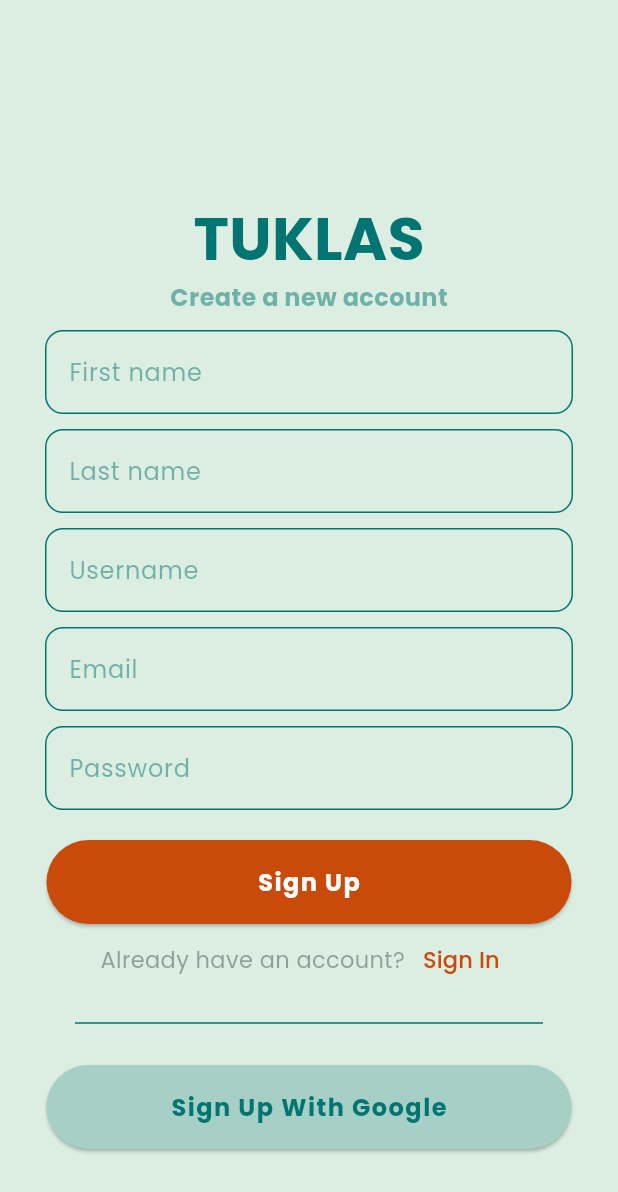
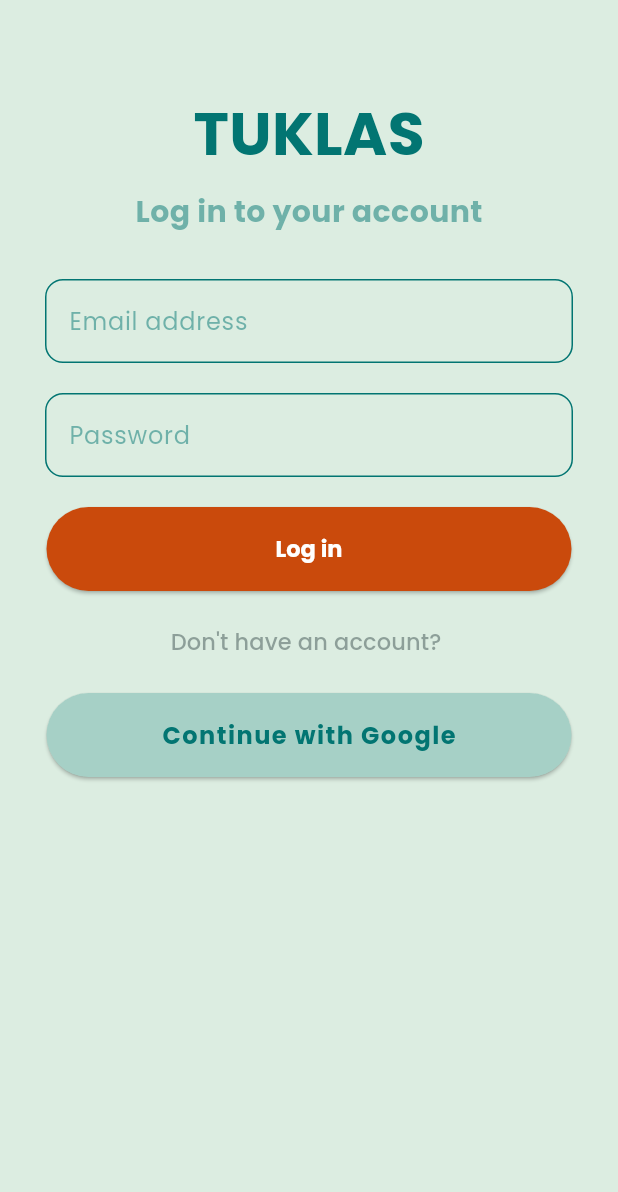
Before and after one commit to CMSC23-UV-4L-AY2024-2025-2ndSem/project-tuklas, a Flutter app: the screen it shows after launch, after a tap on "Sign In", on a phone screen of 412 x 824 dp. Shown: the top 1192 px of the screen. Run offline on Flutter 3.47's test engine with Material 3 defaults, Android fonts, the light colour scheme and no system bars; our stand-ins replace cloud_firestore, firebase_auth, firebase_core, google_fonts; accounts and stored records are empty; generated files the repository leaves out were written again.

Commit message:
added sign in page

```diff
--- /dev/null
+++ b/lib/screens/signin_page.dart
@@ -0,0 +1,193 @@
+import 'package:flutter/material.dart';
+import 'package:google_fonts/google_fonts.dart';
+
+class SignInPage extends StatefulWidget {
+  const SignInPage({super.key});
+
+  @override
+  State<SignInPage> createState() => _SignInPageState();
+}
+
+class _SignInPageState extends State<SignInPage> {
+  final _formKey = GlobalKey<FormState>();
+  String? email;
+  String? password;
+  String? errorMessage;
+
+  @override
+  Widget build(BuildContext context) {
+    return Scaffold(
+      backgroundColor: const Color(0xFFDCEDE1),
+      body: SingleChildScrollView(
+        child: Container(
+          margin: const EdgeInsets.all(30),
+          child: Form(
+            key: _formKey,
+            child: Column(
+              mainAxisAlignment: MainAxisAlignment.center,
+              children: [
+                title,
+                if (errorMessage != null)
+                  Text(
+                    errorMessage!,
+                    style: const TextStyle(color: Colors.red),
+                  ),
+                emailField,
+                passwordField,
+                submitButton,
+                SizedBox(height: 10),
+                signUpButton,
+                SizedBox(height: 10),
+                continueWGoogle,
+              ],
+            ),
+          ),
+        ),
+      ),
+    );
+  }
+
+  Widget get title => Padding(
+    padding: EdgeInsets.all(30),
+    child: Column(
+      children: [
+        Text(
+          "TUKLAS",
+          style: GoogleFonts.poppins(
+            fontWeight: FontWeight.bold,
+            fontSize: 40,
+            color: Color(0xFF027572),
+          ),
+        ),
+        const SizedBox(height: 10),
+        Text(
+          "Log in to your account",
+          style: GoogleFonts.poppins(
+            fontWeight: FontWeight.bold,
+            fontSize: 20,
+            color: Color(0x80027572),
+          ),
+        ),
+      ],
+    ),
+  );
+
+  Widget get emailField => Padding(
+    padding: const EdgeInsets.only(bottom: 20),
+    child: TextFormField(
+      decoration: InputDecoration(
+        enabledBorder: OutlineInputBorder(
+          borderSide: BorderSide(color: Color(0xFF027572)),
+          borderRadius: BorderRadius.circular(12),
+        ),
+        focusedBorder: OutlineInputBorder(
+          borderSide: BorderSide(color: Color(0xFF027572), width: 2),
+          borderRadius: BorderRadius.circular(12),
+        ),
+        label: const Text("Email address"),
+        labelStyle: GoogleFonts.poppins(fontSize: 16, color: Color(0x80027572)),
+        hintText: "Enter your email",
+        hintStyle: GoogleFonts.poppins(
+          fontSize: 16,
+          color: Color.fromARGB(128, 62, 82, 81),
+        ),
+      ),
+      onSaved: (value) => setState(() => email = value),
+      validator: (value) {
+        if (value == null || value.isEmpty || !value.contains('@')) {
+          return "Please enter a valid email";
+        }
+        return null;
+      },
+    ),
+  );
+
+  Widget get passwordField => Padding(
+    padding: const EdgeInsets.only(bottom: 20),
+    child: TextFormField(
+      decoration: InputDecoration(
+        enabledBorder: OutlineInputBorder(
+          borderSide: BorderSide(color: Color(0xFF027572)),
+          borderRadius: BorderRadius.circular(12),
+        ),
+        focusedBorder: OutlineInputBorder(
+          borderSide: BorderSide(color: Color(0xFF027572), width: 2),
+          borderRadius: BorderRadius.circular(12),
+        ),
+        label: const Text("Password"),
+        labelStyle: GoogleFonts.poppins(fontSize: 16, color: Color(0x80027572)),
+        hintText: "Enter your password",
+        hintStyle: GoogleFonts.poppins(
+          fontSize: 16,
+          color: Color.fromARGB(128, 62, 82, 81),
+        ),
+      ),
+      obscureText: true,
+      onSaved: (value) => setState(() => password = value),
+      validator: (value) {
+        if (value == null || value.isEmpty) {
+          return "Password can't be empty";
+        }
+        return null;
+      },
+    ),
+  );
+
+  Widget get submitButton => ElevatedButton(
+    style: ElevatedButton.styleFrom(
+      minimumSize: Size(350, 56),
+      backgroundColor: Color(0xFFCA4A0C),
+      foregroundColor: Colors.white,
+      textStyle: GoogleFonts.poppins(fontWeight: FontWeight.bold, fontSize: 16),
+    ),
+    onPressed: () async {
+      if (_formKey.currentState!.validate()) {
+        _formKey.currentState!.save();
+
+        //final provider = Provider.of<UserAuthProvider>(context, listen: false);
+        //final error = await provider.signIn(email: email!, password: password!);
+
+        // if (error != null) {
+        //   setState(() => errorMessage = error);
+        // } else if (mounted) {
+        //   // Navigate to home screen
+        //   Navigator.pushReplacementNamed(context, "/");
+        // }
+      }
+    },
+    child: Text(
+      "Log in",
+      style: GoogleFonts.poppins(
+        fontSize: 15,
+        color: Colors.white,
+        fontWeight: FontWeight.bold,
+      ),
+    ),
+  );
+
+  Widget get signUpButton => TextButton(
+    onPressed: () {
+      //Navigator.pushNamed(context, '/signup');
+    },
+    child: Text(
+      "Don't have an account? ",
+      style: GoogleFonts.poppins(
+        fontSize: 15,
+        color: Color.fromARGB(128, 62, 82, 81),
+      ),
+    ),
+  );
+
+  Widget get continueWGoogle => ElevatedButton(
+    style: ElevatedButton.styleFrom(
+      minimumSize: Size(350, 56),
+      backgroundColor: Color(0xFFA6D0C6),
+      textStyle: GoogleFonts.poppins(fontWeight: FontWeight.bold, fontSize: 16),
+    ),
+    onPressed: () {},
+    child: Text(
+      "Continue with Google",
+      style: TextStyle(letterSpacing: 1, color: Color(0xFF027572)),
+    ),
+  );
+}
--- a/lib/screens/signup_page.dart
+++ b/lib/screens/signup_page.dart
@@ -1,4 +1,5 @@
 import 'package:flutter/material.dart';
+import 'package:project_TUKLAS/screens/signin_page.dart';
 import 'package:provider/provider.dart';
 import 'package:google_fonts/google_fonts.dart';
 import '../providers/auth_provider.dart';
@@ -16,7 +17,15 @@ class _SignUpState extends State<SignUpPage> {
   final _formKey = GlobalKey<FormState>();
   bool showEmailSignUpErrorMessage = false;
   bool showUserSignUpErrorMessage = false;
-  List<String> special = ['!', '.', '@', '#', '&', '\$', '_'];    // allowed special characters ?
+  List<String> special = [
+    '!',
+    '.',
+    '@',
+    '#',
+    '&',
+    '\$',
+    '_',
+  ]; // allowed special characters ?
   FormValues formValues = FormValues();
 
   @override
@@ -32,8 +41,9 @@ class _SignUpState extends State<SignUpPage> {
               mainAxisAlignment: MainAxisAlignment.spaceAround,
               children: [
                 SizedBox(height: 100),
-                  heading,           // app title
-                  Container(         // input field container
+                heading, // app title
+                Container(
+                  // input field container
                   padding: const EdgeInsets.only(bottom: 10),
                   child: Column(
                     children: [
@@ -43,13 +53,18 @@ class _SignUpState extends State<SignUpPage> {
                       nameField('Email', 'email'),
                       nameField('Password', 'password'),
                     ],
-                    )
+                  ),
                 ),
                 // error messages - not always displayed
-                  showEmailSignUpErrorMessage ? signUpErrorMessage('Email') : Container(),
-                  showUserSignUpErrorMessage ? signUpErrorMessage('Username') : Container(),
+                showEmailSignUpErrorMessage
+                    ? signUpErrorMessage('Email')
+                    : Container(),
+                showUserSignUpErrorMessage
+                    ? signUpErrorMessage('Username')
+                    : Container(),
 
-                  Container(         // button container
+                Container(
+                  // button container
                   padding: const EdgeInsets.only(bottom: 100),
                   child: Column(
                     mainAxisAlignment: MainAxisAlignment.center,
@@ -63,13 +78,14 @@ class _SignUpState extends State<SignUpPage> {
                         endIndent: 20,
                       ),
                       SizedBox(height: 20),
-                        signUpWithGoogle
+                      signUpWithGoogle,
                     ],
-                    )
+                  ),
                 ),
               ],
             ),
-            )),
+          ),
+        ),
       ),
     );
   }
@@ -84,7 +100,7 @@ class _SignUpState extends State<SignUpPage> {
           style: GoogleFonts.poppins(
             fontWeight: FontWeight.bold,
             fontSize: 40,
-            color: Color(0xFF027572)
+            color: Color(0xFF027572),
           ),
         ),
         Text(
@@ -92,11 +108,11 @@ class _SignUpState extends State<SignUpPage> {
           style: GoogleFonts.poppins(
             fontWeight: FontWeight.bold,
             fontSize: 16,
-            color: Color(0x80027572)
+            color: Color(0x80027572),
           ),
         ),
-      ]
-    )
+      ],
+    ),
   );
 
   Widget nameField(label, val) => Padding(
@@ -105,25 +121,25 @@ class _SignUpState extends State<SignUpPage> {
       decoration: InputDecoration(
         enabledBorder: OutlineInputBorder(
           borderSide: BorderSide(color: Color(0xFF027572)),
-            borderRadius: BorderRadius.circular(12)),
+          borderRadius: BorderRadius.circular(12),
+        ),
         focusedBorder: OutlineInputBorder(
           borderSide: BorderSide(color: Color(0xFF027572), width: 2),
-            borderRadius: BorderRadius.circular(12)),
+          borderRadius: BorderRadius.circular(12),
+        ),
         label: Text(label),
-          labelStyle: GoogleFonts.poppins(
+        labelStyle: GoogleFonts.poppins(fontSize: 16, color: Color(0x80027572)),
+        hintText: "Enter your ${label.toLowerCase()}",
+        hintStyle: GoogleFonts.poppins(
           fontSize: 16,
-                        color: Color(0x80027572)
-                      ),
-          hintText: "Enter your ${label.toLowerCase()}",
-          hintStyle:  GoogleFonts.poppins(
-                        fontSize: 16,
-                        color: Color.fromARGB(128, 62, 82, 81)
+          color: Color.fromARGB(128, 62, 82, 81),
         ),
       ),
       obscureText: (val == 'password') ? true : false,
-      onSaved: (value) => setState(() => formValues.textfieldValues[val] = value),
+      onSaved:
+          (value) => setState(() => formValues.textfieldValues[val] = value),
       validator: (value) {
-        int upCheck = 0;          // checkers for each password requirement
+        int upCheck = 0; // checkers for each password requirement
         int lowCheck = 0;
         int numCheck = 0;
         int sCheck = 0;
@@ -131,43 +147,59 @@ class _SignUpState extends State<SignUpPage> {
           return "Please enter your ${label.toLowerCase()}";
         }
         // additional checks if input is a username
-        if (val == 'uName'){
-          for (int i = 0; i < value.length; i++){
-            if ((int.tryParse(value[i]).runtimeType == int) ||                  // check if character is a number
-            (value[i] == '.' || value[i] == '_') ||                             // check if character is a '.' or '_'
-            value[i].codeUnitAt(0) >= 65 && value[i].codeUnitAt(0) <= 90 ||     // check if character is an uppercase letter
-            value[i].codeUnitAt(0) >= 97 && value[i].codeUnitAt(0) <= 122) {    // check if character is a lowercase letter
+        if (val == 'uName') {
+          for (int i = 0; i < value.length; i++) {
+            if ((int.tryParse(value[i]).runtimeType ==
+                    int) || // check if character is a number
+                (value[i] == '.' ||
+                    value[i] == '_') || // check if character is a '.' or '_'
+                value[i].codeUnitAt(0) >= 65 &&
+                    value[i].codeUnitAt(0) <=
+                        90 || // check if character is an uppercase letter
+                value[i].codeUnitAt(0) >= 97 && value[i].codeUnitAt(0) <= 122) {
+              // check if character is a lowercase letter
               continue;
             } else {
               return "A username may only contain letters A-Z or a-z, 0-9, _ and .";
             }
           }
         } // if input field is for email address,
-        else if (val == 'email' && (!value.contains('@') || !value.contains('.'))) {   // check for significant symbols
+        else if (val == 'email' &&
+            (!value.contains('@') || !value.contains('.'))) {
+          // check for significant symbols
           return "Please enter a valid email format";
         } // if input field is for password
         else if (val == 'password') {
           if (value.length < 6) {
             return "Password must be at least 6 characters.";
           } else {
-            for (int i = 0; i < value.length; i++){
-              if (special.contains(value[i])) {                          // special character check
+            for (int i = 0; i < value.length; i++) {
+              if (special.contains(value[i])) {
+                // special character check
                 sCheck = 1;
                 continue;
-              } else if (int.tryParse(value[i]).runtimeType == int) {    // number check
+              } else if (int.tryParse(value[i]).runtimeType == int) {
+                // number check
                 numCheck = 1;
                 continue;
-              } else if (value[i].codeUnitAt(0) >= 65 && value[i].codeUnitAt(0) <= 90) {           // uppercase letter check
+              } else if (value[i].codeUnitAt(0) >= 65 &&
+                  value[i].codeUnitAt(0) <= 90) {
+                // uppercase letter check
                 upCheck = 1;
                 continue;
-              } else if (value[i].codeUnitAt(0) >= 97 && value[i].codeUnitAt(0) <= 122) {           // lowercase letter check
+              } else if (value[i].codeUnitAt(0) >= 97 &&
+                  value[i].codeUnitAt(0) <= 122) {
+                // lowercase letter check
                 lowCheck = 1;
                 continue;
               }
             }
-            if (upCheck == 0 || lowCheck == 0 || sCheck == 0 || numCheck == 0){    // if any checker is not equal to 1, do not accept password
+            if (upCheck == 0 || lowCheck == 0 || sCheck == 0 || numCheck == 0) {
+              // if any checker is not equal to 1, do not accept password
               return "Please enter a valid password! At least 6 characters, \ncontains an uppercase and lowercase letter, a number, \nand at least one special character.";
-            } else {return null;}
+            } else {
+              return null;
+            }
           }
         }
         return null;
@@ -176,14 +208,12 @@ class _SignUpState extends State<SignUpPage> {
     ),
   );
 
-  Widget signUpErrorMessage(cred) => Padding(        // will be displayed when either email or username is already being used by existing account
+  Widget signUpErrorMessage(cred) => Padding(
+    // will be displayed when either email or username is already being used by existing account
     padding: EdgeInsets.only(bottom: 10),
     child: Text(
       "$cred already in use!",
-      style: GoogleFonts.poppins(
-                fontSize: 13,
-                color: Colors.red
-              ),
+      style: GoogleFonts.poppins(fontSize: 13, color: Colors.red),
     ),
   );
 
@@ -193,19 +223,28 @@ class _SignUpState extends State<SignUpPage> {
       if (_formKey.currentState!.validate()) {
         _formKey.currentState!.save();
 
-          final snapshot = await FirebaseFirestore.instance      // snapshot of db with usernames similar to user input username
+        final snapshot =
+            await FirebaseFirestore
+                .instance // snapshot of db with usernames similar to user input username
                 .collection('users')
-            .where('username', isEqualTo: formValues.textfieldValues['uName'])
+                .where(
+                  'username',
+                  isEqualTo: formValues.textfieldValues['uName'],
+                )
                 .get();
 
-          if (snapshot.docs.isNotEmpty){                         // if it is not empty, username is already being used
+        if (snapshot.docs.isNotEmpty) {
+          // if it is not empty, username is already being used
           showUserSignUpErrorMessage = true;
         } else {
           showUserSignUpErrorMessage = false;
-            message = await context
-              .read<UserAuthProvider>()
-              .authService
-              .signUp(formValues.textfieldValues['email']!, formValues.textfieldValues['password']!, formValues.textfieldValues['fName']!, formValues.textfieldValues['lName']!, formValues.textfieldValues['uName']!);
+          message = await context.read<UserAuthProvider>().authService.signUp(
+            formValues.textfieldValues['email']!,
+            formValues.textfieldValues['password']!,
+            formValues.textfieldValues['fName']!,
+            formValues.textfieldValues['lName']!,
+            formValues.textfieldValues['uName']!,
+          );
         }
 
         setState(() {
@@ -218,25 +257,20 @@ class _SignUpState extends State<SignUpPage> {
             //   MaterialPageRoute(builder: (context) => const HomePage()),
             // );
           } else {
-            if(message == 'email-already-in-use'){
+            if (message == 'email-already-in-use') {
               showEmailSignUpErrorMessage = true;
             }
           }
-          }
-        );
+        });
       }
     },
     style: ElevatedButton.styleFrom(
       minimumSize: Size(350, 56),
       backgroundColor: Color(0xFFCA4A0C),
       foregroundColor: Colors.white,
-        textStyle: GoogleFonts.poppins(
-                    fontWeight: FontWeight.bold,
-                    fontSize: 16,
+      textStyle: GoogleFonts.poppins(fontWeight: FontWeight.bold, fontSize: 16),
     ),
-
-      ),
-      child: const Text("Sign Up", style: TextStyle(letterSpacing: 1))
+    child: const Text("Sign Up", style: TextStyle(letterSpacing: 1)),
   );
 
   Widget get signInButton => Padding(
@@ -244,24 +278,24 @@ class _SignUpState extends State<SignUpPage> {
     child: Row(
       mainAxisAlignment: MainAxisAlignment.center,
       children: [
-        Text("Already have an account?",
+        Text(
+          "Already have an account?",
           style: GoogleFonts.poppins(
             fontSize: 15,
-                  color: Color.fromARGB(128, 62, 82, 81)
+            color: Color.fromARGB(128, 62, 82, 81),
           ),
         ),
         TextButton(
           onPressed: () {
             // Move to sign in page
-            // Navigator.push(
-            //   context,
-            //   MaterialPageRoute(builder: (context) => const SignInPage()),
-            // );
+            Navigator.push(
+              context,
+              MaterialPageRoute(builder: (context) => const SignInPage()),
+            );
           },
-          child: Text("Sign In", style: GoogleFonts.poppins(
-                        fontSize: 15,
-                        color: Color(0xFFCA4A0C)
-                      ),
+          child: Text(
+            "Sign In",
+            style: GoogleFonts.poppins(fontSize: 15, color: Color(0xFFCA4A0C)),
           ),
         ),
       ],
@@ -276,19 +310,28 @@ class _SignUpState extends State<SignUpPage> {
       if (_formKey.currentState!.validate()) {
         _formKey.currentState!.save();
 
-          final snapshot = await FirebaseFirestore.instance      // snapshot of db with usernames similar to user input username
+        final snapshot =
+            await FirebaseFirestore
+                .instance // snapshot of db with usernames similar to user input username
                 .collection('users')
-            .where('username', isEqualTo: formValues.textfieldValues['uName'])
+                .where(
+                  'username',
+                  isEqualTo: formValues.textfieldValues['uName'],
+                )
                 .get();
 
-          if (snapshot.docs.isNotEmpty){                         // if it is not empty, username is already being used
+        if (snapshot.docs.isNotEmpty) {
+          // if it is not empty, username is already being used
           showUserSignUpErrorMessage = true;
         } else {
           showUserSignUpErrorMessage = false;
-            message = await context
-              .read<UserAuthProvider>()
-              .authService
-              .signUp(formValues.textfieldValues['email']!, formValues.textfieldValues['password']!, formValues.textfieldValues['fName']!, formValues.textfieldValues['lName']!, formValues.textfieldValues['uName']!);
+          message = await context.read<UserAuthProvider>().authService.signUp(
+            formValues.textfieldValues['email']!,
+            formValues.textfieldValues['password']!,
+            formValues.textfieldValues['fName']!,
+            formValues.textfieldValues['lName']!,
+            formValues.textfieldValues['uName']!,
+          );
         }
 
         setState(() {
@@ -301,23 +344,21 @@ class _SignUpState extends State<SignUpPage> {
             //   MaterialPageRoute(builder: (context) => const HomePage()),
             // );
           } else {
-            if(message == 'email-already-in-use'){
+            if (message == 'email-already-in-use') {
               showEmailSignUpErrorMessage = true;
             }
           }
-          }
-        );
-
+        });
       }
     },
     style: ElevatedButton.styleFrom(
       minimumSize: Size(350, 56),
       backgroundColor: Color(0xFFA6D0C6),
-        textStyle: GoogleFonts.poppins(
-                    fontWeight: FontWeight.bold,
-                    fontSize: 16
+      textStyle: GoogleFonts.poppins(fontWeight: FontWeight.bold, fontSize: 16),
     ),
+    child: const Text(
+      "Sign Up With Google",
+      style: TextStyle(letterSpacing: 1, color: Color(0xFF027572)),
     ),
-      child: const Text("Sign Up With Google", style: TextStyle(letterSpacing: 1, color: Color(0xFF027572)))
   );
 }
--- a/pubspec.yaml
+++ b/pubspec.yaml
@@ -37,7 +37,7 @@ dependencies:
   provider: ^6.1.4
   firebase_core: ^3.13.0
   cloud_firestore: ^5.6.6
-  firebase_auth: ^5.5.2
+  firebase_auth: ^5.5.3
   firebase_dart: ^1.3.6
   google_fonts: ^6.1.0
 
```
Also changed, not shown: pubspec.lock. Lines whose indentation alone changed are shown as unchanged.
